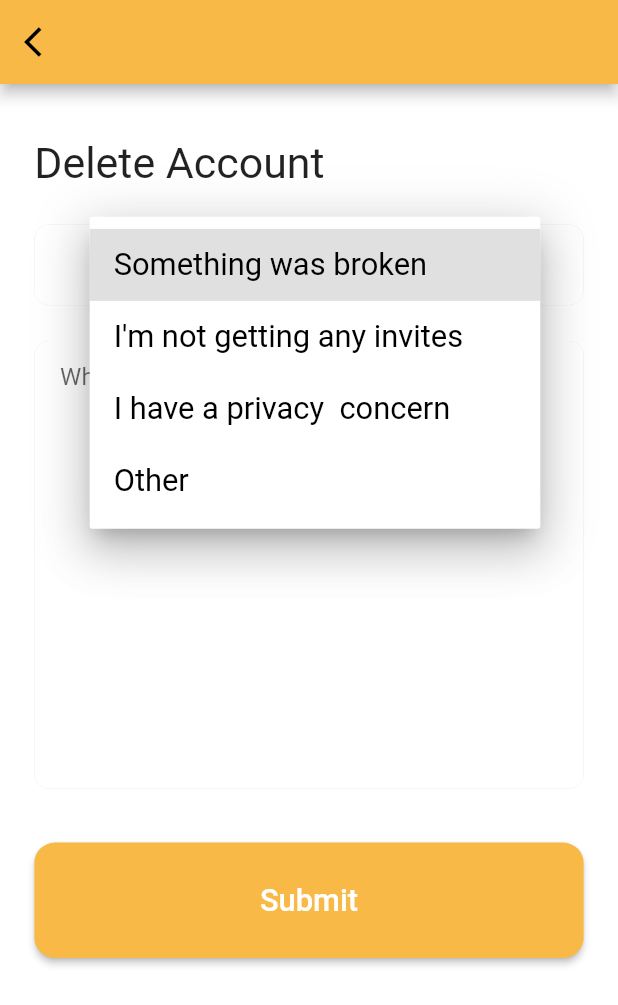
After one commit to ADEELAHMAD256/saffron_hub, a Flutter app: the DeleteAccountScreen screen opened directly, after a tap on "Something was broken", on a phone screen of 412 x 824 dp. The commit adds this screen. Shown: the top 1005 px of the screen. Run offline on Flutter 3.47's test engine with Material 2 defaults, Android fonts, the phone set to English and light mode, and no system bars; our stand-ins replace cached_network_image, carousel_slider, dio, firebase_auth, firebase_core, flutter_screenutil and 7 more; accounts and stored records are empty; network calls fail; Roboto replaces fonts that are missing (Rubik, assets/font_family/Poppins-Regular.ttf).

Commit message:
by usman
by usman

```diff
--- /dev/null
+++ b/lib/components/custom_card.dart
@@ -0,0 +1,38 @@
+import 'package:flutter/material.dart';
+
+class CustomCard extends StatelessWidget {
+  final double? height;
+  final double? width;
+  final Widget? cardChild;
+  final void Function()? onPressed;
+
+  const CustomCard({
+    @required this.height,
+    @required this.width,
+    @required this.cardChild,
+    this.onPressed,
+  });
+
+  @override
+  Widget build(BuildContext context) {
+    return InkWell(
+      onTap: onPressed,
+      borderRadius: BorderRadius.circular(10),
+      child: ClipRRect(
+        borderRadius: BorderRadius.circular(10),
+        child: Container(
+          height: height,
+          width: width,
+          decoration: BoxDecoration(
+            color: Colors.white,
+            borderRadius: BorderRadius.circular(10),
+            boxShadow: const [
+              BoxShadow(color: Colors.black12, spreadRadius: 1, blurRadius: 2)
+            ],
+          ),
+          child: cardChild,
+        ),
+      ),
+    );
+  }
+}
--- a/lib/consts/const_colors.dart
+++ b/lib/consts/const_colors.dart
@@ -2,7 +2,7 @@ import 'dart:ui';
 
 import 'package:flutter/material.dart';
 
-const Color kYellow = Color(0xffF99D1B);
+const Color kYellow = Color(0xFFF8B946);
 const Color kGray = Color(0xffC4C4C4);
 const Color kPurple = Color(0xff4A1D51);
 const Color kLightGray = Color(0xff9098B1);
--- a/lib/view/cart/cart_verify.dart
+++ b/lib/view/cart/cart_verify.dart
@@ -72,7 +72,7 @@ class CartVerify extends StatelessWidget {
             SearchTextField(
               controller: homeController.description,
               height: 150,
-              hintText: "Write something",
+              hintText: "Write a Instruction",
               maxLines: 10,
             ),
             SizedBox(height: 100.h),
--- a/lib/view/cart/get_product_cart_screen.dart
+++ b/lib/view/cart/get_product_cart_screen.dart
@@ -106,7 +106,7 @@ class GetProductCartScreen extends StatelessWidget {
                                       height: 20.h,
                                       child: CustomText(
                                         text:
-                                            snapshot.data![index].productPrice,
+                                            "\$${snapshot.data![index].productPrice}",
                                         fontSize: 16.sp, fontColor: kYellow,
                                         // textOverflow: TextOverflow.ellipsis,
                                       ),
--- /dev/null
+++ b/lib/view/delete_account_screen.dart
@@ -0,0 +1,344 @@
+import 'package:flutter/material.dart';
+import 'package:flutter_screenutil/flutter_screenutil.dart';
+import 'package:get/get.dart';
+import 'package:get/get_core/src/get_main.dart';
+import 'package:saffron_hub/button.dart';
+import 'package:saffron_hub/components/const.dart';
+import 'package:saffron_hub/components/custom_card.dart';
+import 'package:saffron_hub/components/custom_text/text.dart';
+import 'package:saffron_hub/consts/const_colors.dart';
+import 'package:saffron_hub/controller/auth_controller.dart';
+import 'package:saffron_hub/view/home/home_screen.dart';
+import 'package:saffron_hub/view/sign_in/sign_in_screen.dart';
+
+
+
+
+class DeleteAccountScreen extends StatefulWidget {
+  static const String id = "DeleteAccountScreen";
+  const DeleteAccountScreen({Key? key}) : super(key: key);
+
+  @override
+  State<DeleteAccountScreen> createState() => _DeleteAccountScreenState();
+}
+
+class _DeleteAccountScreenState extends State<DeleteAccountScreen> {
+  String dropdownValue = 'Something was broken';
+  @override
+  Widget build(BuildContext context) {
+    return Scaffold(
+      appBar: AppBar(
+        backgroundColor: kMainColor,
+        leading: IconButton(
+            onPressed: () => Navigator.pop(context),
+            icon: Icon(Icons.arrow_back_ios)),
+      ),
+      body: SafeArea(
+        child: Center(
+          child: Column(
+            crossAxisAlignment: CrossAxisAlignment.start,
+            children: [
+              Expanded(
+                child: SingleChildScrollView(
+                  child: Padding(
+                    padding: EdgeInsets.symmetric(horizontal: 20.w),
+                    child: Column(
+                      crossAxisAlignment: CrossAxisAlignment.start,
+                      children: [
+                        SizedBox(height: 30.h),
+                        CustomText(
+                          text: "Delete Account",
+                          fontSize: 25.sp,
+                          //fontColor: kMainColor,
+                        ),
+                        SizedBox(height: 20.h),
+                        CustomCard(
+                          height: 45.h,
+                          width: 335.w,
+                          cardChild: Center(
+                            child: DropdownButton<String>(
+                              value: dropdownValue,
+                              icon: const Icon(Icons.arrow_downward),
+                              iconSize: 24.sp,
+                              elevation: 16,
+                              style: TextStyle(
+                                  color: Colors.black, fontSize: 18.sp),
+                              onChanged: (String? newValue) {
+                                setState(() {
+                                  dropdownValue = newValue!;
+                                });
+                              },
+                              items: <String>[
+                                'Something was broken',
+                                "I'm not getting any invites",
+                                'I have a privacy  concern',
+                                'Other',
+                              ].map<DropdownMenuItem<String>>((String value) {
+                                return DropdownMenuItem<String>(
+                                  value: value,
+                                  child: Text(value),
+                                );
+                              }).toList(),
+                            ),
+                          ),
+                        ),
+                        SizedBox(height: 20.h),
+                        CustomCard(
+                          height: 250.h,
+                          width: 335.w,
+                          cardChild: TextFormField(
+                            maxLines: null,
+                            decoration: InputDecoration(
+                                border: InputBorder.none,
+                                focusedBorder: InputBorder.none,
+                                enabledBorder: InputBorder.none,
+                                errorBorder: InputBorder.none,
+                                disabledBorder: InputBorder.none,
+                                contentPadding: EdgeInsets.only(
+                                    left: 15.w,
+                                    bottom: 11.h,
+                                    top: 11.h,
+                                    right: 15.w),
+                                hintText: "Why you delete account"),
+                          ),
+                        ),
+                        SizedBox(height: 30.h),
+                        MyCustomButton(
+                            height: 54.h,
+                            width: double.infinity.w,
+                            buttonColor: kYellow,
+                            text: "Submit",
+                            textColor: Color(0xffFFFFFF),
+                            fontSize: 18.sp,
+                            onPressed: () async {
+                              Get.to(Logout(context));
+                            })
+                        // Center(
+                        //   child: Container(
+                        //     height: 35.h,
+                        //     width: 335.w,
+                        //     decoration: BoxDecoration(
+                        //         color: kMainColor,
+                        //         borderRadius: BorderRadius.circular(40.r)),
+                        //     child: ElevatedButton(
+                        //       style: ElevatedButton.styleFrom(
+                        //           backgroundColor: kMainColor),
+                        //       onPressed: () => showDialog(
+                        //           context: context,
+                        //           builder: (context) => Dialog(
+                        //             insetPadding: EdgeInsets.symmetric(
+                        //                 horizontal: 30.w, vertical: 150.h),
+                        //             child: Padding(
+                        //               padding: EdgeInsets.symmetric(
+                        //                   vertical: 50.h),
+                        //               child: Container(
+                        //                 decoration: BoxDecoration(
+                        //                     color: Colors.white,
+                        //                     borderRadius:
+                        //                     BorderRadius.circular(
+                        //                         40.r)),
+                        //                 child: Column(
+                        //                   children: [
+                        //                     CustomText(
+                        //                       text: "Are you sure?",
+                        //                       fontSize: 26.sp,
+                        //                       //textAlign: TextAlign.center,
+                        //                     ),
+                        //                     SizedBox(height: 60.h),
+                        //                     Row(
+                        //                       mainAxisAlignment:
+                        //                       MainAxisAlignment
+                        //                           .spaceAround,
+                        //                       children: [
+                        //                         Container(
+                        //                           height: 35.h,
+                        //                           width: 120.w,
+                        //                           decoration: BoxDecoration(
+                        //                               color: kMainColor,
+                        //                               borderRadius:
+                        //                               BorderRadius
+                        //                                   .circular(
+                        //                                   15.r)),
+                        //                           child: ElevatedButton(
+                        //                             style: ElevatedButton
+                        //                                 .styleFrom(
+                        //                               backgroundColor:
+                        //                               kMainColor,
+                        //                             ),
+                        //                             onPressed: () async {
+                        //                               Navigator.of(
+                        //                                   context)
+                        //                                   .pushAndRemoveUntil(
+                        //                                   MaterialPageRoute(
+                        //                                     builder:
+                        //                                         (context) =>
+                        //                                         LoginScreen(),
+                        //                                   ),
+                        //                                       (Route<dynamic>
+                        //                                   route) =>
+                        //                                   false);
+                        //                             },
+                        //                             child: CustomText(
+                        //                               text: "Yes",
+                        //                               fontSize: 18.sp,
+                        //                             ),
+                        //                           ),
+                        //                         ),
+                        //                         Container(
+                        //                           height: 35.h,
+                        //                           width: 120.w,
+                        //                           decoration: BoxDecoration(
+                        //                             color: kMainColor,
+                        //                             borderRadius:
+                        //                             BorderRadius
+                        //                                 .circular(15.r),
+                        //                           ),
+                        //                           child: ElevatedButton(
+                        //                               style: ElevatedButton
+                        //                                   .styleFrom(
+                        //                                 backgroundColor:
+                        //                                 kMainColor,
+                        //                               ),
+                        //                               onPressed: () async {
+                        //                                 Navigator.of(
+                        //                                     context)
+                        //                                     .pushAndRemoveUntil(
+                        //                                     MaterialPageRoute(
+                        //                                       builder:
+                        //                                           (context) =>
+                        //                                               HomeScreen(),
+                        //                                     ),
+                        //                                         (Route<dynamic>
+                        //                                     route) =>
+                        //                                     false);
+                        //                               },
+                        //                               child: CustomText(
+                        //                                 text: "No",
+                        //                                 fontSize: 18.sp,
+                        //                               )),
+                        //                         ),
+                        //                       ],
+                        //                     )
+                        //                   ],
+                        //                 ),
+                        //               ),
+                        //             ),
+                        //           )),
+                        //       child: CustomText(
+                        //         text: "Submit",
+                        //         fontColor: Colors.white,
+                        //         fontSize: 18.sp,
+                        //       ),
+                        //     ),
+                        //   ),
+                        // ),
+                      ],
+                    ),
+                  ),
+                ),
+              ),
+            ],
+          ),
+        ),
+      ),
+    );
+  }
+}
+
+Future<dynamic> Logout(BuildContext context) {
+  return showDialog(
+      context: context,
+      builder: (BuildContext context) {
+        return Dialog(
+          insetPadding:
+          EdgeInsets.only(left: 20.w, right: 20.w, top: 0.h, bottom: 0.h).r,
+          backgroundColor: Color(0xff000000).withOpacity(0.50),
+          child: Column(
+            mainAxisAlignment: MainAxisAlignment.center,
+            children: [
+              Center(
+                child: Container(
+                  width: double.infinity.w,
+                  height: 167.h,
+                  child: Card(
+                    elevation: 2.0,
+                    shape: RoundedRectangleBorder(
+                      borderRadius: BorderRadius.circular(8.0),
+                    ),
+                    color: Color(0xffFFFFFF),
+                    child: Container(
+                      padding: EdgeInsets.only(left: 28.w, right: 38.w).r,
+                      child:
+                      Column(crossAxisAlignment: CrossAxisAlignment.start,
+                          // mainAxisSize: MainAxisSize.min,
+                          children: [
+                            SizedBox(
+                              height: 24.h,
+                            ),
+                            CustomText(
+                              text: "Delete my account",
+                              //textAlign: TextAlign.left,
+                              fontColor: Color(0xff000000),
+                              fontSize: 26.sp,
+                              fontWeight: FontWeight.w500,
+                            ),
+                            SizedBox(
+                              height: 5.h,
+                            ),
+                            CustomText(
+                              text: "Are you sure you want to delete your account?",
+                              //textAlign: TextAlign.left,
+                              fontColor: Color(0xff677294),
+                              fontSize: 16.sp,
+                              fontWeight: FontWeight.w400,
+                            ),
+                            SizedBox(
+                              height: 34.h,
+                            ),
+                            Row(
+                              mainAxisAlignment: MainAxisAlignment.end,
+                              children: [
+                                GestureDetector(
+                                  onTap: () {
+                                    Get.to(HomeScreen());
+                                  },
+                                  child: CustomText(
+                                    text: "Cancel",
+                                    fontColor: Color(0xff96CCD5),
+                                    fontSize: 16.sp,
+                                    fontWeight: FontWeight.w500,
+                                  ),
+                                ),
+                                SizedBox(
+                                  width: 30.h,
+                                ),
+                                InkWell(
+                                  onTap: () async {
+                                    await Get.find<AuthController>().logout();
+                                  },
+                                  child: CustomText(
+                                    text: "Ok",
+                                    fontColor: Color(0xff96CCD5),
+                                    fontSize: 16.sp,
+                                    fontWeight: FontWeight.w500,
+                                  ),
+                                ),
+                              ],
+                            ),
+                          ]),
+                    ),
+                  ),
+                ),
+              ),
+            ],
+          ),
+          // child: Container(
+          //   child: Image.asset(
+          //     'images/check_logo.png',
+          //     height: 70.h,
+          //     width: 70,
+          //   ),
+          // ),
+        );
+      });
+}
--- a/lib/view/get_product/get_product_screen.dart
+++ b/lib/view/get_product/get_product_screen.dart
@@ -206,7 +206,7 @@ class _GetProductScreenState extends State<GetProductScreen> {
                                                     children: [
                                                       CustomText(
                                                         text:
-                                                            doctor.productPrice,
+                                                            "\$${doctor.productPrice}",
                                                         fontWeight:
                                                             FontWeight.w500,
                                                         fontSize: 14.sp,
```
Also changed, not shown: lib/components/const.dart (added, +18 -0 lines), lib/view/home/home_screen.dart (+24 -3 lines), lib/view/sign_in/sign_in_screen.dart (+44 -24 lines), 1 other file.
